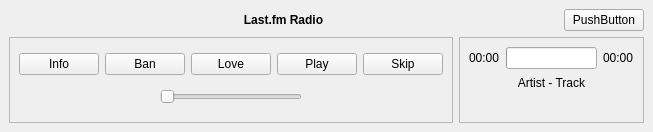
Qt form app/radio/WindowMini.ui (mutecypher/lastfm-desktop) before a commit.
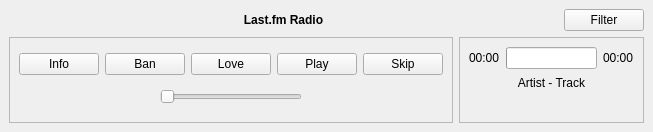
The same form after that commit. Custom widgets are drawn as their Qt base class.

The edit to the form file:
```diff
--- a/app/radio/WindowMini.ui
+++ b/app/radio/WindowMini.ui
@@ -36,7 +36,7 @@
       <item>
        <widget class="QPushButton" name="pushButton">
         <property name="text">
-         <string>PushButton</string>
+         <string>Filter</string>
         </property>
        </widget>
       </item>
```
Left out of the diff: 2 changed lines with no effect on the pictures.
